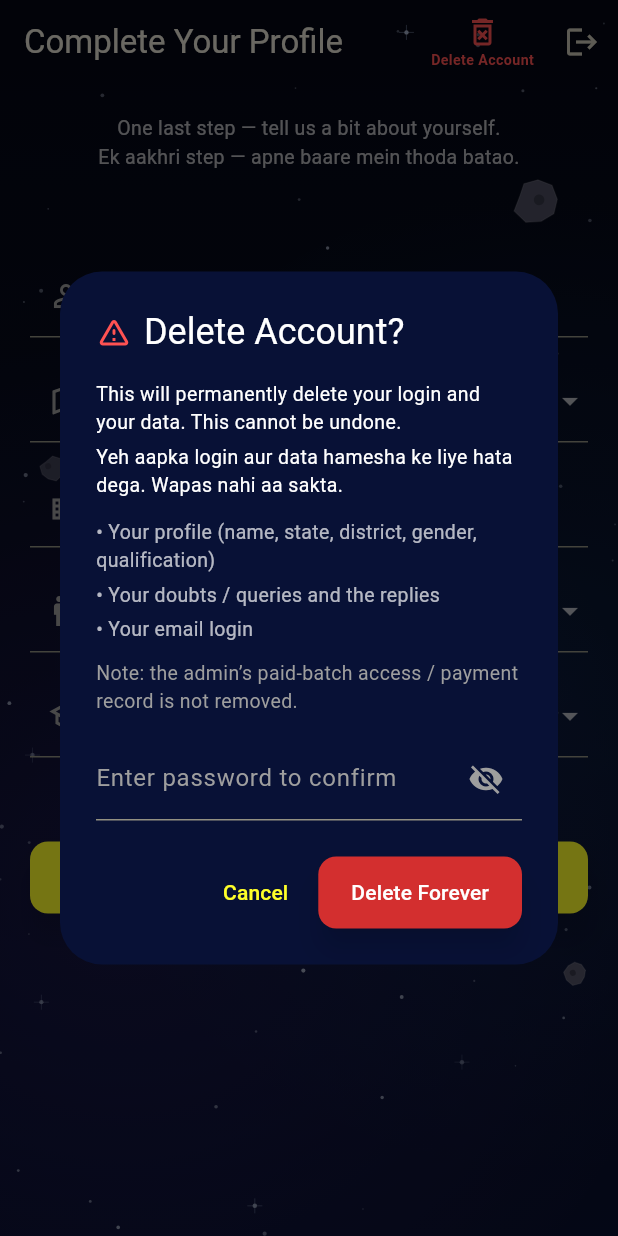
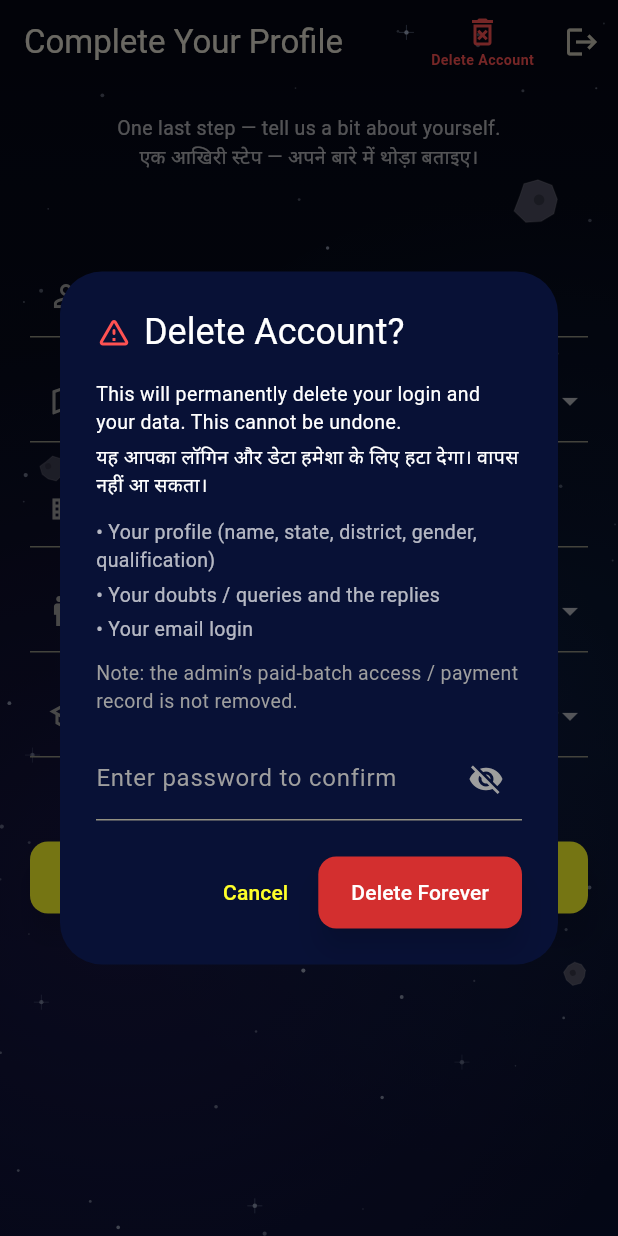
Before and after one commit to yashpcmishra-cyber/yash-study-hub, a Flutter app: the ProfileScreen screen opened directly, after a tap on "Save & Continue", after a tap on "Delete Account", on a phone screen of 412 x 824 dp. Run offline on Flutter 3.47's test engine with Material 3 defaults, Android fonts, the phone set to English and light mode, and no system bars; our stand-ins replace cached_network_image, chewie, cloud_firestore, file_picker, firebase_auth, firebase_core and 10 more; accounts and stored records are empty.

Commit message:
Add files via upload

```diff
--- a/flutter-app/lib/screens/profile/profile_screen.dart
+++ b/flutter-app/lib/screens/profile/profile_screen.dart
@@ -96,7 +96,7 @@ class _ProfileScreenState extends State<ProfileScreen> {
     final district = _district.text.trim();
     final qualMissingOther = _qualification == 'Other' && _qualOther.text.trim().isEmpty;
     if (name.isEmpty || _state == null || district.isEmpty || _gender == null || _qualification == null || qualMissingOther) {
-      setState(() => _error = 'Please fill in all fields. / Saari details bharo.');
+      setState(() => _error = 'Please fill in all fields. / सारी जानकारी भरें।');
       return;
     }
     setState(() {
@@ -122,7 +122,7 @@ class _ProfileScreenState extends State<ProfileScreen> {
         Navigator.of(context).pushReplacement(MaterialPageRoute(builder: (_) => const HomeScreen()));
       } else {
         setState(() => _saving = false);
-        ScaffoldMessenger.of(context).showSnackBar(const SnackBar(content: Text('Profile updated! / Profile update ho gayi!')));
+        ScaffoldMessenger.of(context).showSnackBar(const SnackBar(content: Text('Profile updated! / प्रोफ़ाइल अपडेट हो गई!')));
       }
     } catch (_) {
       if (!mounted) return;
@@ -149,7 +149,7 @@ class _ProfileScreenState extends State<ProfileScreen> {
     );
     if (done != true || !mounted) return;
     ScaffoldMessenger.of(context).showSnackBar(
-      const SnackBar(content: Text('Your account and data have been deleted. / Aapka account aur data delete ho gaya.')),
+      const SnackBar(content: Text('Your account and data have been deleted. / आपका अकाउंट और डेटा डिलीट हो गया है।')),
     );
     Navigator.of(context).pushAndRemoveUntil(MaterialPageRoute(builder: (_) => const LoginScreen()), (route) => false);
   }
@@ -255,7 +255,7 @@ class _ProfileScreenState extends State<ProfileScreen> {
                     children: [
                       if (widget.isSetup) ...[
                         const Text(
-                          'One last step — tell us a bit about yourself.\nEk aakhri step — apne baare mein thoda batao.',
+                          'One last step — tell us a bit about yourself.\nएक आखिरी स्टेप — अपने बारे में थोड़ा बताइए।',
                           style: TextStyle(color: Colors.white70, fontSize: 13),
                           textAlign: TextAlign.center,
                         ),
@@ -386,7 +386,7 @@ class _DeleteAccountDialogState extends State<_DeleteAccountDialog> {
             crossAxisAlignment: CrossAxisAlignment.start,
             children: [
               _line('This will permanently delete your login and your data. This cannot be undone.', color: Colors.white),
-              _line('Yeh aapka login aur data hamesha ke liye hata dega. Wapas nahi aa sakta.', color: Colors.white),
+              _line('यह आपका लॉगिन और डेटा हमेशा के लिए हटा देगा। वापस नहीं आ सकता।', color: Colors.white),
               const SizedBox(height: 8),
               _line('\u2022 Your profile (name, state, district, gender, qualification)'),
               _line('\u2022 Your doubts / queries and the replies'),
```
